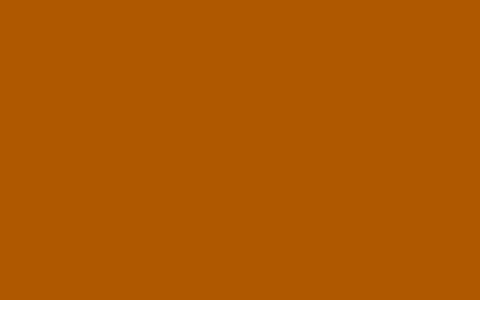
Above: Food-Delivery-System--master/order.ui from wilmer999/CSC322 before the change; both pictures show x 425 to 905 and y 261 to 581 of the 905 by 581 pixel window. Below: the same form after it.
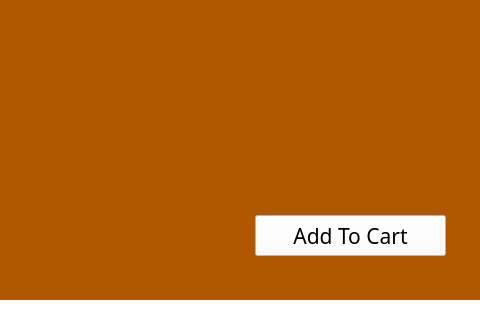
That is the form after the change. The open tabs and pages were chosen to show the change. Icons and pictures are not drawn.

What changed in the file:
```diff
--- a/Food-Delivery-System--master/order.ui
+++ b/Food-Delivery-System--master/order.ui
@@ -385,6 +385,28 @@
       <bool>true</bool>
      </property>
     </widget>
+    <widget class="QPushButton" name="pushButton_5">
+     <property name="geometry">
+      <rect>
+       <x>680</x>
+       <y>420</y>
+       <width>191</width>
+       <height>41</height>
+      </rect>
+     </property>
+     <property name="font">
+      <font>
+       <family>Arial Rounded MT Bold</family>
+       <pointsize>16</pointsize>
+      </font>
+     </property>
+     <property name="styleSheet">
+      <string notr="true">background-color: rgb(255, 255, 255);</string>
+     </property>
+     <property name="text">
+      <string>Add To Cart</string>
+     </property>
+    </widget>
    </widget>
    <widget class="QWidget" name="tab_3">
     <attribute name="title">
```
Left out of the diff: 40 changed lines with no effect on the pictures.
